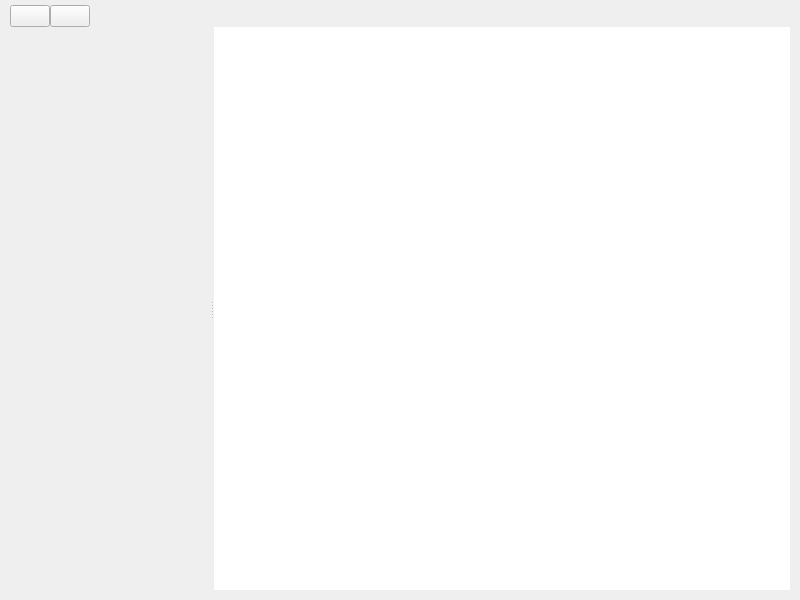
Before: the Qt Designer form sem3/OOP/qtlearn/Notes/mainwindow.ui in Dunnaya/uni, drawn with Qt 5.
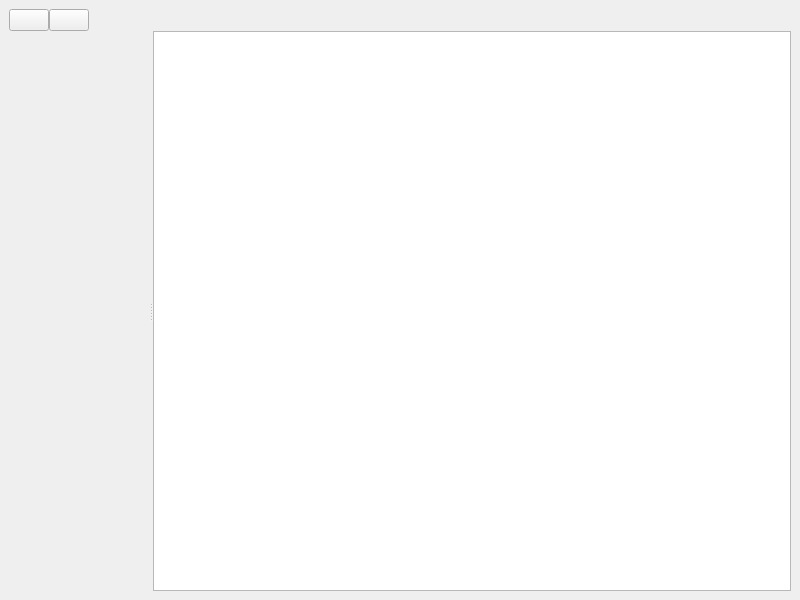
After: the same form once the commit is applied. Icons and pictures are not drawn. Custom widgets are drawn as their Qt base class.

The edit to the form file:
```diff
--- a/sem3/OOP/qtlearn/Notes/mainwindow.ui
+++ b/sem3/OOP/qtlearn/Notes/mainwindow.ui
@@ -18,22 +18,19 @@
     <number>0</number>
    </property>
    <property name="leftMargin">
-    <number>10</number>
+    <number>9</number>
    </property>
    <property name="topMargin">
-    <number>5</number>
+    <number>9</number>
    </property>
    <property name="rightMargin">
-    <number>10</number>
+    <number>9</number>
    </property>
    <property name="bottomMargin">
-    <number>10</number>
+    <number>9</number>
    </property>
    <item>
-    <layout class="QHBoxLayout" name="horizontalLayout" stretch="0,0,0">
-     <property name="bottomMargin">
-      <number>0</number>
-     </property>
+    <layout class="QHBoxLayout" name="horizontalLayout">
      <item>
       <widget class="QPushButton" name="newNoteBtn">
        <property name="text">
@@ -43,12 +40,6 @@
         <iconset resource="resources.qrc">
          <normaloff>:/icons/create.svg</normaloff>:/icons/create.svg</iconset>
        </property>
-       <property name="autoDefault">
-        <bool>false</bool>
-       </property>
-       <property name="flat">
-        <bool>false</bool>
-       </property>
       </widget>
      </item>
      <item>
@@ -88,7 +79,7 @@
      <widget class="NotesListWidget" name="notesListWidget" native="true">
       <property name="minimumSize">
        <size>
-        <width>200</width>
+        <width>140</width>
         <height>0</height>
        </size>
       </property>
@@ -102,16 +93,10 @@
       </property>
       <property name="minimumSize">
        <size>
-        <width>360</width>
+        <width>400</width>
         <height>0</height>
        </size>
       </property>
-      <property name="frameShape">
-       <enum>QFrame::Shape::NoFrame</enum>
-      </property>
-      <property name="frameShadow">
-       <enum>QFrame::Shadow::Sunken</enum>
-      </property>
      </widget>
     </widget>
    </item>
```
Left out of the diff: 4 changed lines with no effect on the pictures.
